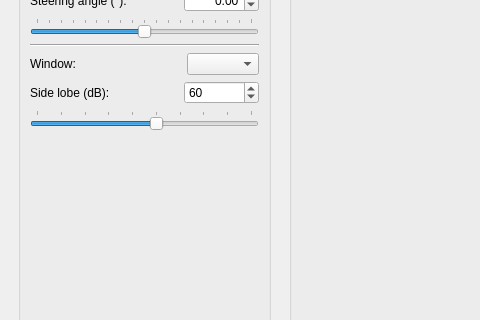
rookiepeng/antenna-array-analysis, file array_analysis.ui: the form before one commit; both pictures show x 0 to 480 and y 172 to 492 of the 1067 by 767 pixel window.
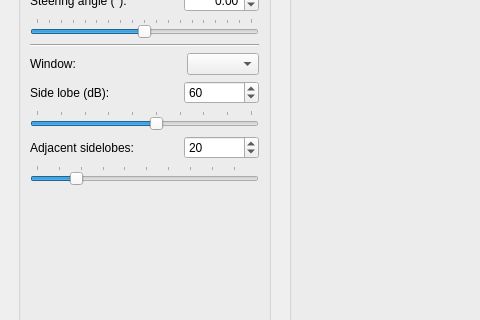
The form after the commit.

Commit message: add control for nbar in taylor window

```diff
--- a/array_analysis.ui
+++ b/array_analysis.ui
@@ -401,6 +401,68 @@
          </property>
         </widget>
        </item>
+       <item>
+        <layout class="QHBoxLayout" name="horizontalLayout_8">
+         <item>
+          <widget class="QLabel" name="label_nbar">
+           <property name="text">
+            <string>Adjacent sidelobes:</string>
+           </property>
+          </widget>
+         </item>
+         <item>
+          <spacer name="horizontalSpacer_7">
+           <property name="orientation">
+            <enum>Qt::Horizontal</enum>
+           </property>
+           <property name="sizeHint" stdset="0">
+            <size>
+             <width>40</width>
+             <height>20</height>
+            </size>
+           </property>
+          </spacer>
+         </item>
+         <item>
+          <widget class="QSpinBox" name="spinBox_nbar">
+           <property name="minimumSize">
+            <size>
+             <width>75</width>
+             <height>0</height>
+            </size>
+           </property>
+           <property name="minimum">
+            <number>2</number>
+           </property>
+           <property name="maximum">
+            <number>100</number>
+           </property>
+           <property name="value">
+            <number>20</number>
+           </property>
+          </widget>
+         </item>
+        </layout>
+       </item>
+       <item>
+        <widget class="QSlider" name="horizontalSlider_nbar">
+         <property name="minimum">
+          <number>2</number>
+         </property>
+         <property name="maximum">
+          <number>100</number>
+         </property>
+         <property name="value">
+          <number>20</number>
+         </property>
+         <property name="orientation">
+          <enum>Qt::Horizontal</enum>
+         </property>
+         <property name="tickPosition">
+          <enum>QSlider::TicksAbove</enum>
+         </property>
+        </widget>
+       </item>
        <item>
         <spacer name="verticalSpacer">
          <property name="orientation">
```
Left out of the diff: 2 changed lines with no effect on the pictures. The commit also changes 2 other files.
